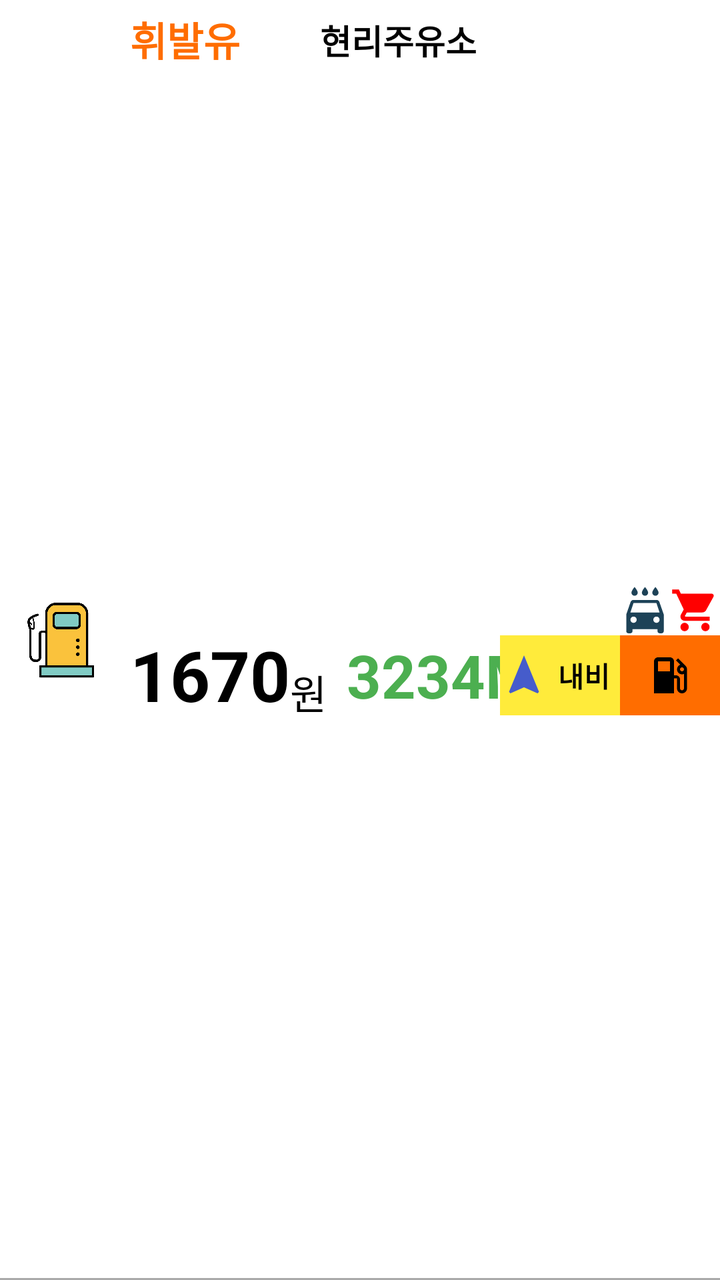
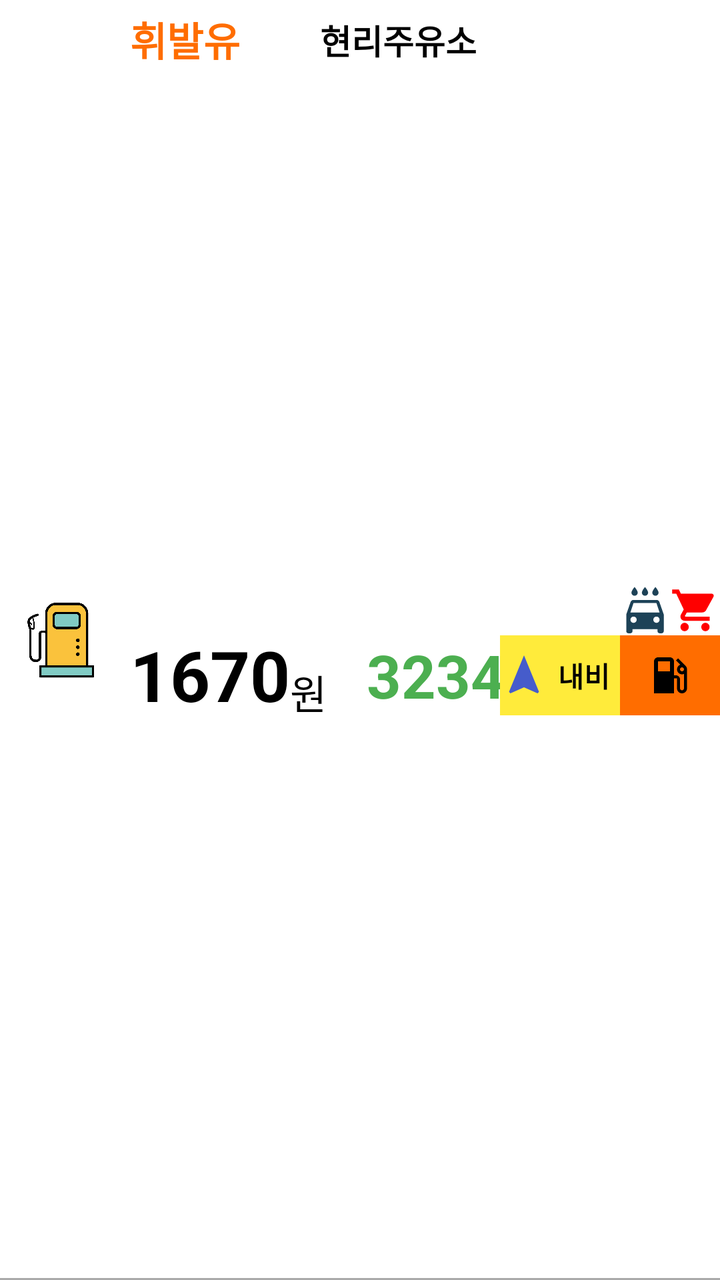

Compare the two renders of this Android layout. The source of the first and the diff that turns it into the second are given below.
<!-- AndroidManifest.xml: application theme Theme.AppCompat.NoActionBar -->
<!-- res/layout/item_recyclerview.xml -->
<?xml version="1.0" encoding="utf-8"?>
<androidx.constraintlayout.widget.ConstraintLayout xmlns:android="http://schemas.android.com/apk/res/android"
    xmlns:app="http://schemas.android.com/apk/res-auto"
    xmlns:tools="http://schemas.android.com/tools"
    android:layout_width="match_parent"
    android:layout_height="100dp"
    android:background="@color/white">


    <ImageView
        android:id="@+id/oil_image"
        android:layout_width="50dp"
        android:layout_height="50dp"
        android:layout_marginStart="5dp"
        android:src="@drawable/oil_2"
        app:layout_constraintBottom_toBottomOf="parent"
        app:layout_constraintStart_toStartOf="parent"
        app:layout_constraintTop_toTopOf="parent" />

    <TextView
        android:id="@+id/oil_kind"
        android:layout_width="wrap_content"
        android:layout_height="wrap_content"
        android:layout_marginStart="10dp"
        android:layout_marginTop="5dp"
        android:text="휘발유"
        android:textColor="@color/app_background"
        android:textSize="20sp"
        android:textStyle="bold"
        app:layout_constraintStart_toEndOf="@+id/oil_image"
        app:layout_constraintTop_toTopOf="parent" />

    <TextView
        android:id="@+id/name"
        android:layout_width="wrap_content"
        android:layout_height="wrap_content"
        android:layout_marginStart="40dp"
        android:text="현리주유소"
        android:textColor="@color/black"
        android:textSize="17sp"
        android:textStyle="bold"
        app:layout_constraintBottom_toBottomOf="@+id/oil_kind"
        app:layout_constraintStart_toEndOf="@+id/oil_kind"
        app:layout_constraintTop_toTopOf="@+id/oil_kind" />


    <TextView
        android:id="@+id/price"
        android:layout_width="wrap_content"
        android:layout_height="wrap_content"
        android:layout_marginStart="10dp"
        android:gravity="center_vertical"
        android:text="1670"
        android:textColor="#000000"
        android:textSize="35sp"
        android:textStyle="bold"
        app:layout_constraintBottom_toBottomOf="parent"
        app:layout_constraintStart_toEndOf="@+id/oil_image"
        app:layout_constraintTop_toBottomOf="@+id/oil_kind" />

    <TextView
        android:id="@+id/textView4"
        android:layout_width="wrap_content"
        android:layout_height="wrap_content"
        android:text="@string/won"
        android:textColor="#000000"
        android:textSize="20sp"
        app:layout_constraintBottom_toBottomOf="@+id/price"
        app:layout_constraintStart_toEndOf="@+id/price" />

    <TextView
        android:id="@+id/distance"
        android:layout_width="0dp"
        android:layout_height="wrap_content"
        android:layout_marginStart="10dp"
        android:text="3234M"
        android:textColor="#4CAF50"
        android:textSize="30sp"
        android:textStyle="bold"
        app:layout_constraintBottom_toBottomOf="@+id/price"
        app:layout_constraintStart_toEndOf="@+id/textView4"
        app:layout_constraintTop_toTopOf="@+id/price" />

    <TextView
        android:id="@+id/navi_button_kakao"
        android:layout_width="60dp"
        android:layout_height="40dp"
        android:background="#FFEB3B"
        android:gravity="center"
        android:text="@string/navi"
        android:textColor="@color/black"
        android:textStyle="bold"
        app:drawableStartCompat="@drawable/navi_blue"
        app:layout_constraintBottom_toBottomOf="@+id/distance"
        app:layout_constraintEnd_toStartOf="@+id/intelButton"
        app:layout_constraintTop_toTopOf="@+id/distance" />

    <ImageButton
        android:id="@+id/intelButton"
        android:layout_width="50dp"
        android:layout_height="40dp"
        android:background="@color/app_background"
        android:contentDescription="@string/gas_station_info_detail"
        android:src="@drawable/gas"
        app:layout_constraintBottom_toBottomOf="@+id/navi_button_kakao"
        app:layout_constraintEnd_toEndOf="parent"
        app:layout_constraintTop_toTopOf="@+id/navi_button_kakao" />


    <ImageView
        android:id="@+id/carWashStore"
        android:layout_width="25dp"
        android:layout_height="25dp"
        android:contentDescription="@string/car_wash_exist"
        android:src="@drawable/car_wash"
        app:layout_constraintBottom_toTopOf="@+id/intelButton"
        app:layout_constraintStart_toStartOf="@+id/intelButton" />

    <ImageView
        android:id="@+id/conStore"
        android:layout_width="25dp"
        android:layout_height="25dp"
        android:contentDescription="@string/convenience_store_exist"
        android:src="@drawable/convenstore"
        app:layout_constraintBottom_toBottomOf="@+id/carWashStore"
        app:layout_constraintStart_toEndOf="@+id/carWashStore"
        app:layout_constraintTop_toTopOf="@+id/carWashStore" />

    <View
        android:layout_width="match_parent"
        android:layout_height="1dp"
        android:background="#aaa"
        app:layout_constraintBottom_toBottomOf="parent"
        app:layout_constraintStart_toStartOf="parent"
        app:layout_constraintEnd_toEndOf="parent"/>



</androidx.constraintlayout.widget.ConstraintLayout>
<!-- resources referenced by this layout -->
<resources>
  <color name="app_background">#FF6D00</color>
  <color name="black">#FF000000</color>
  <color name="white">#FFFFFFFF</color>
  <!-- drawable car_wash (drawable) -->
  <vector android:height="24dp" android:tint="#1D4257"
      android:viewportHeight="24" android:viewportWidth="24"
      android:width="24dp" xmlns:android="http://schemas.android.com/apk/res/android">
      <path android:fillColor="@android:color/white" android:pathData="M17,5c0.83,0 1.5,-0.67 1.5,-1.5 0,-1 -1.5,-2.7 -1.5,-2.7s-1.5,1.7 -1.5,2.7c0,0.83 0.67,1.5 1.5,1.5zM12,5c0.83,0 1.5,-0.67 1.5,-1.5 0,-1 -1.5,-2.7 -1.5,-2.7s-1.5,1.7 -1.5,2.7c0,0.83 0.67,1.5 1.5,1.5zM7,5c0.83,0 1.5,-0.67 1.5,-1.5C8.5,2.5 7,0.8 7,0.8S5.5,2.5 5.5,3.5C5.5,4.33 6.17,5 7,5zM18.92,8.01C18.72,7.42 18.16,7 17.5,7h-11c-0.66,0 -1.21,0.42 -1.42,1.01L3,14v8c0,0.55 0.45,1 1,1h1c0.55,0 1,-0.45 1,-1v-1h12v1c0,0.55 0.45,1 1,1h1c0.55,0 1,-0.45 1,-1v-8l-2.08,-5.99zM6.5,18c-0.83,0 -1.5,-0.67 -1.5,-1.5S5.67,15 6.5,15s1.5,0.67 1.5,1.5S7.33,18 6.5,18zM17.5,18c-0.83,0 -1.5,-0.67 -1.5,-1.5s0.67,-1.5 1.5,-1.5 1.5,0.67 1.5,1.5 -0.67,1.5 -1.5,1.5zM5,13l1.5,-4.5h11L19,13L5,13z"/>
  </vector>
  <!-- drawable convenstore (drawable) -->
  <vector android:height="24dp" android:tint="#FF0000"
      android:viewportHeight="24" android:viewportWidth="24"
      android:width="24dp" xmlns:android="http://schemas.android.com/apk/res/android">
      <path android:fillColor="@android:color/white" android:pathData="M7,18c-1.1,0 -1.99,0.9 -1.99,2S5.9,22 7,22s2,-0.9 2,-2 -0.9,-2 -2,-2zM1,2v2h2l3.6,7.59 -1.35,2.45c-0.16,0.28 -0.25,0.61 -0.25,0.96 0,1.1 0.9,2 2,2h12v-2L7.42,15c-0.14,0 -0.25,-0.11 -0.25,-0.25l0.03,-0.12 0.9,-1.63h7.45c0.75,0 1.41,-0.41 1.75,-1.03l3.58,-6.49c0.08,-0.14 0.12,-0.31 0.12,-0.48 0,-0.55 -0.45,-1 -1,-1L5.21,4l-0.94,-2L1,2zM17,18c-1.1,0 -1.99,0.9 -1.99,2s0.89,2 1.99,2 2,-0.9 2,-2 -0.9,-2 -2,-2z"/>
  </vector>
  <!-- drawable gas (drawable) -->
  <vector android:height="24dp" android:tint="#000000"
      android:viewportHeight="24" android:viewportWidth="24"
      android:width="24dp" xmlns:android="http://schemas.android.com/apk/res/android">
      <path android:fillColor="@android:color/white" android:pathData="M19.77,7.23l0.01,-0.01 -3.72,-3.72L15,4.56l2.11,2.11c-0.94,0.36 -1.61,1.26 -1.61,2.33 0,1.38 1.12,2.5 2.5,2.5 0.36,0 0.69,-0.08 1,-0.21v7.21c0,0.55 -0.45,1 -1,1s-1,-0.45 -1,-1L17,14c0,-1.1 -0.9,-2 -2,-2h-1L14,5c0,-1.1 -0.9,-2 -2,-2L6,3c-1.1,0 -2,0.9 -2,2v16h10v-7.5h1.5v5c0,1.38 1.12,2.5 2.5,2.5s2.5,-1.12 2.5,-2.5L20.5,9c0,-0.69 -0.28,-1.32 -0.73,-1.77zM12,10L6,10L6,5h6v5zM18,10c-0.55,0 -1,-0.45 -1,-1s0.45,-1 1,-1 1,0.45 1,1 -0.45,1 -1,1z"/>
  </vector>
  <!-- drawable navi_blue (drawable) -->
  <vector android:height="24dp" android:tint="#465CCB"
      android:viewportHeight="24" android:viewportWidth="24"
      android:width="24dp" xmlns:android="http://schemas.android.com/apk/res/android">
      <path android:fillColor="@android:color/white" android:pathData="M12,2L4.5,20.29l0.71,0.71L12,18l6.79,3 0.71,-0.71z"/>
  </vector>
  <!-- drawable oil_2: png bitmap (drawable, 16014 bytes) -->
  <string name="car_wash_exist">세차장 유무</string>
  <string name="convenience_store_exist">편의점 유무</string>
  <string name="gas_station_info_detail">주유소 상세 정보</string>
  <string name="navi">내비</string>
  <string name="won">원</string>
</resources>

<!-- the commit's change to res/layout/item_recyclerview.xml (unified diff, before → after) -->
@@ -72,7 +72,7 @@
         android:id="@+id/distance"
         android:layout_width="0dp"
         android:layout_height="wrap_content"
-        android:layout_marginStart="10dp"
+        android:layout_marginStart="20dp"
         android:text="3234M"
         android:textColor="#4CAF50"
         android:textSize="30sp"
